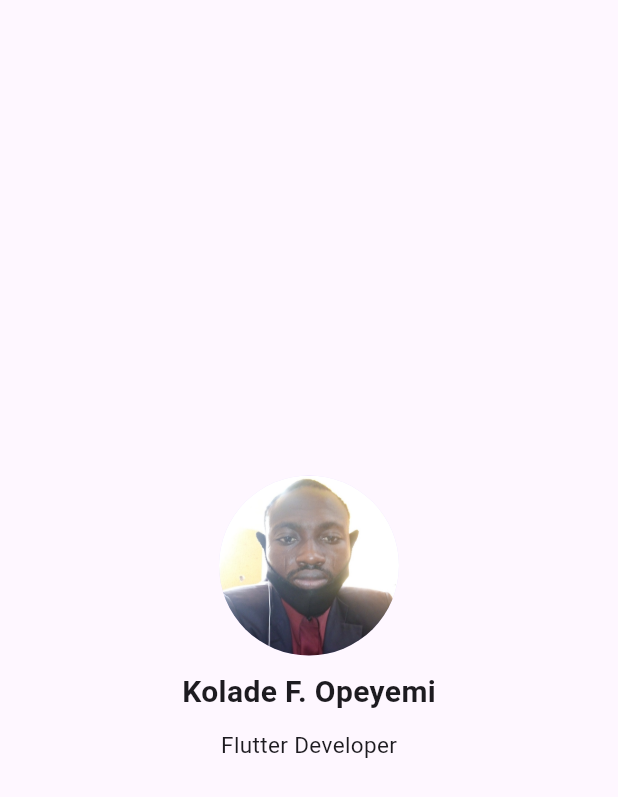
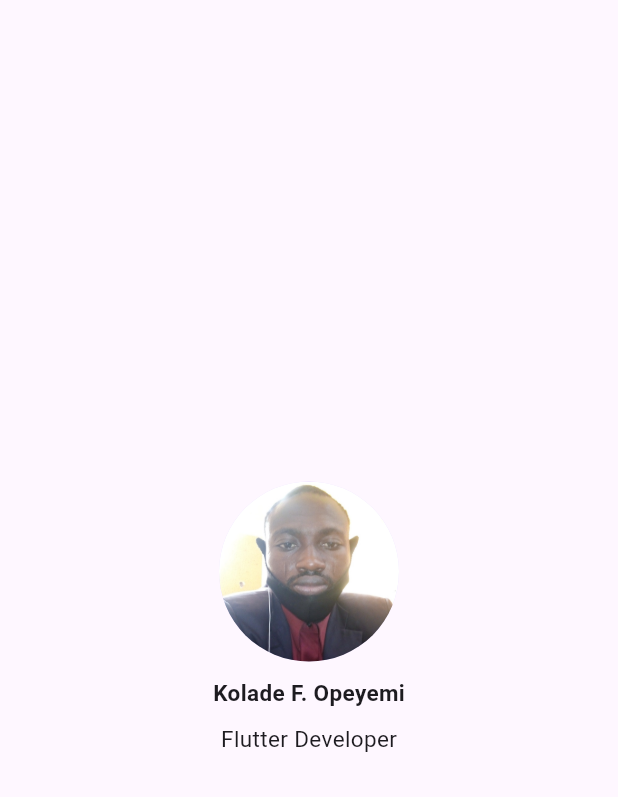
Before and after one commit to adedayo924/Flutter-App-Development-Training, a Flutter app: the screen it shows after launch, on a phone screen of 412 x 824 dp. Shown: the top 797 px of the screen. Run offline on Flutter 3.47's test engine with Material 3 defaults, Android fonts, the phone set to English and light mode, and no system bars.

Commit message:
Adjusted the font size

```diff
--- a/Beginner_Projects/mi_card/lib/main.dart
+++ b/Beginner_Projects/mi_card/lib/main.dart
@@ -27,7 +27,7 @@ class MainApp extends StatelessWidget {
             Text(
               'Kolade F. Opeyemi',
               style: TextStyle(
-                fontSize: 20.0,
+                fontSize: 15.0,
                 fontWeight: FontWeight.bold,
               ),
             ),
```
